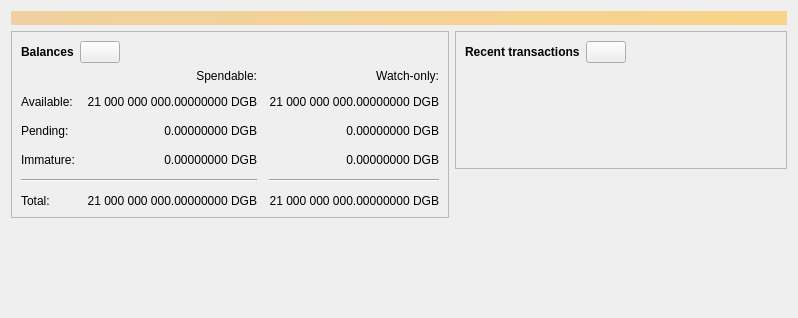
VextaProject/vexta, file src/qt/forms/overviewpage.ui: the form before one commit.
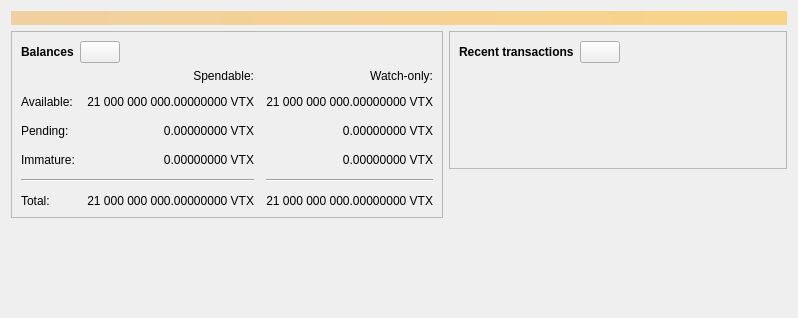
The form after the commit. Icons and pictures are not drawn. Custom widgets are drawn as their Qt base class.

```diff
--- a/src/qt/forms/overviewpage.ui
+++ b/src/qt/forms/overviewpage.ui
@@ -123,7 +123,7 @@
                <string>Unconfirmed transactions to watch-only addresses</string>
               </property>
               <property name="text">
-               <string notr="true">0.00000000 DGB</string>
+               <string notr="true">0.00000000 VTX</string>
               </property>
               <property name="alignment">
                <set>Qt::AlignRight|Qt::AlignTrailing|Qt::AlignVCenter</set>
@@ -142,7 +142,7 @@
                <string>Total of transactions that have yet to be confirmed, and do not yet count toward the spendable balance</string>
               </property>
               <property name="text">
-               <string notr="true">0.00000000 DGB</string>
+               <string notr="true">0.00000000 VTX</string>
               </property>
               <property name="alignment">
                <set>Qt::AlignRight|Qt::AlignTrailing|Qt::AlignVCenter</set>
@@ -161,7 +161,7 @@
                <string>Mined balance in watch-only addresses that has not yet matured</string>
               </property>
               <property name="text">
-               <string notr="true">0.00000000 DGB</string>
+               <string notr="true">0.00000000 VTX</string>
               </property>
               <property name="alignment">
                <set>Qt::AlignRight|Qt::AlignTrailing|Qt::AlignVCenter</set>
@@ -213,7 +213,7 @@
                <string>Mined balance that has not yet matured</string>
               </property>
               <property name="text">
-               <string notr="true">0.00000000 DGB</string>
+               <string notr="true">0.00000000 VTX</string>
               </property>
               <property name="alignment">
                <set>Qt::AlignRight|Qt::AlignTrailing|Qt::AlignVCenter</set>
@@ -252,7 +252,7 @@
                <string>Your current total balance</string>
               </property>
               <property name="text">
-               <string notr="true">21 000 000 000.00000000 DGB</string>
+               <string notr="true">21 000 000 000.00000000 VTX</string>
               </property>
               <property name="alignment">
                <set>Qt::AlignRight|Qt::AlignTrailing|Qt::AlignVCenter</set>
@@ -271,7 +271,7 @@
                <string>Current total balance in watch-only addresses</string>
               </property>
               <property name="text">
-               <string notr="true">21 000 000 000.00000000 DGB</string>
+               <string notr="true">21 000 000 000.00000000 VTX</string>
               </property>
               <property name="alignment">
                <set>Qt::AlignRight|Qt::AlignTrailing|Qt::AlignVCenter</set>
@@ -307,7 +307,7 @@
                <string>Your current spendable balance</string>
               </property>
               <property name="text">
-               <string notr="true">21 000 000 000.00000000 DGB</string>
+               <string notr="true">21 000 000 000.00000000 VTX</string>
               </property>
               <property name="alignment">
                <set>Qt::AlignRight|Qt::AlignTrailing|Qt::AlignVCenter</set>
@@ -326,7 +326,7 @@
                <string>Your current balance in watch-only addresses</string>
               </property>
               <property name="text">
-               <string notr="true">21 000 000 000.00000000 DGB</string>
+               <string notr="true">21 000 000 000.00000000 VTX</string>
               </property>
               <property name="alignment">
                <set>Qt::AlignRight|Qt::AlignTrailing|Qt::AlignVCenter</set>
```
Left out of the diff: 4 changed lines with no effect on the pictures.
